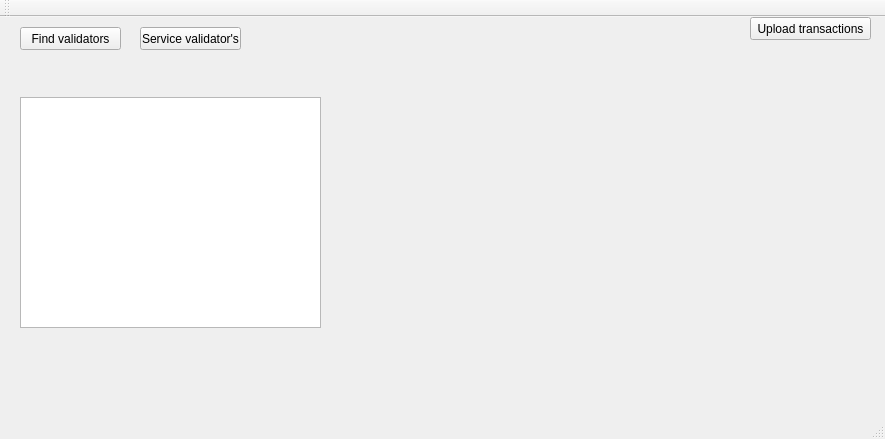
This is updater/updater.ui in sergeysy/updater as Qt 5 draws it before an edit. The edited form follows.
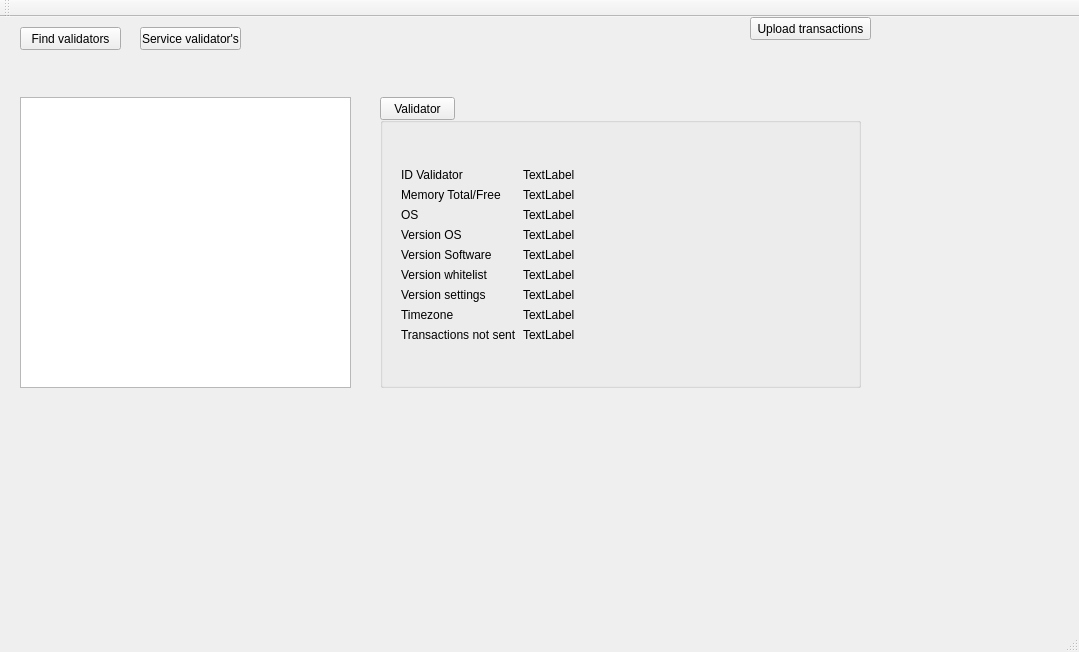
This is the edited form.

Commit message: add Viewer show info about validator

Patch:
```diff
--- a/updater/updater.ui
+++ b/updater/updater.ui
@@ -6,8 +6,8 @@
    <rect>
     <x>0</x>
     <y>0</y>
-    <width>885</width>
-    <height>439</height>
+    <width>1079</width>
+    <height>652</height>
    </rect>
   </property>
   <property name="windowTitle">
@@ -19,8 +19,8 @@
      <rect>
       <x>20</x>
       <y>80</y>
-      <width>301</width>
-      <height>231</height>
+      <width>331</width>
+      <height>291</height>
      </rect>
     </property>
    </widget>
@@ -63,6 +63,178 @@
      <string>Find validators</string>
     </property>
    </widget>
+   <widget class="QPushButton" name="pushButton">
+    <property name="geometry">
+     <rect>
+      <x>380</x>
+      <y>80</y>
+      <width>75</width>
+      <height>23</height>
+     </rect>
+    </property>
+    <property name="text">
+     <string>Validator</string>
+    </property>
+   </widget>
+   <widget class="QGroupBox" name="groupBox">
+    <property name="geometry">
+     <rect>
+      <x>380</x>
+      <y>100</y>
+      <width>481</width>
+      <height>271</height>
+     </rect>
+    </property>
+    <property name="title">
+     <string/>
+    </property>
+    <widget class="QWidget" name="">
+     <property name="geometry">
+      <rect>
+       <x>10</x>
+       <y>40</y>
+       <width>451</width>
+       <height>211</height>
+      </rect>
+     </property>
+     <layout class="QFormLayout" name="formLayout">
+      <item row="0" column="0">
+       <widget class="QLabel" name="labelIdValidator">
+        <property name="text">
+         <string>ID Validator</string>
+        </property>
+       </widget>
+      </item>
+      <item row="0" column="1">
+       <widget class="QLabel" name="labelIdValidatorValue">
+        <property name="text">
+         <string>TextLabel</string>
+        </property>
+       </widget>
+      </item>
+      <item row="1" column="0">
+       <widget class="QLabel" name="labelMemory">
+        <property name="text">
+         <string>Memory Total/Free</string>
+        </property>
+       </widget>
+      </item>
+      <item row="1" column="1">
+       <widget class="QLabel" name="labelMemoryValue">
+        <property name="text">
+         <string>TextLabel</string>
+        </property>
+       </widget>
+      </item>
+      <item row="2" column="0">
+       <widget class="QLabel" name="labelOS">
+        <property name="text">
+         <string>OS</string>
+        </property>
+       </widget>
+      </item>
+      <item row="2" column="1">
+       <widget class="QLabel" name="labelOSValue">
+        <property name="text">
+         <string>TextLabel</string>
+        </property>
+       </widget>
+      </item>
+      <item row="3" column="0">
+       <widget class="QLabel" name="labelVersionOS">
+        <property name="text">
+         <string>Version OS</string>
+        </property>
+       </widget>
+      </item>
+      <item row="3" column="1">
+       <widget class="QLabel" name="labelVersionOSValue">
+        <property name="text">
+         <string>TextLabel</string>
+        </property>
+       </widget>
+      </item>
+      <item row="4" column="0">
+       <widget class="QLabel" name="labelVersionSoftware">
+        <property name="text">
+         <string>Version Software</string>
+        </property>
+       </widget>
+      </item>
+      <item row="4" column="1">
+       <widget class="QLabel" name="labelVersionSoftwareValue">
+        <property name="text">
+         <string>TextLabel</string>
+        </property>
+       </widget>
+      </item>
+      <item row="5" column="0">
+       <widget class="QLabel" name="labelVersionWhitelist">
+        <property name="text">
+         <string>Version whitelist</string>
+        </property>
+       </widget>
+      </item>
+      <item row="5" column="1">
+       <widget class="QLabel" name="labelVersionWhitelistValue">
+        <property name="text">
+         <string>TextLabel</string>
+        </property>
+       </widget>
+      </item>
+      <item row="6" column="0">
+       <widget class="QLabel" name="labelVersionSettings">
+        <property name="text">
+         <string>Version settings</string>
+        </property>
+       </widget>
+      </item>
+      <item row="6" column="1">
+       <widget class="QLabel" name="labelVersionSettingsValue">
+        <property name="text">
+         <string>TextLabel</string>
+        </property>
+       </widget>
+      </item>
+      <item row="7" column="0">
+       <widget class="QLabel" name="labelTimezone">
+        <property name="text">
+         <string>Timezone</string>
+        </property>
+       </widget>
+      </item>
+      <item row="7" column="1">
+       <widget class="QLabel" name="labelTimezoneValue">
+        <property name="text">
+         <string>TextLabel</string>
+        </property>
+       </widget>
+      </item>
+      <item row="8" column="0">
+       <widget class="QLabel" name="labelTransactions">
+        <property name="text">
+         <string>Transactions not sent</string>
+        </property>
+       </widget>
+      </item>
+      <item row="8" column="1">
+       <widget class="QLabel" name="labelTransactionValue">
+        <property name="text">
+         <string>TextLabel</string>
+        </property>
+       </widget>
+      </item>
+     </layout>
+    </widget>
+   </widget>
+   <zorder>listWidget</zorder>
+   <zorder>pbServiceValidators</zorder>
+   <zorder>pushButton_3</zorder>
+   <zorder>pbFindValidators</zorder>
+   <zorder>pushButton</zorder>
+   <zorder>groupBox</zorder>
+   <zorder></zorder>
+   <zorder></zorder>
   </widget>
   <widget class="QMenuBar" name="menuBar">
    <property name="geometry">
```
Left out of the diff: 2 changed lines with no effect on the pictures.
